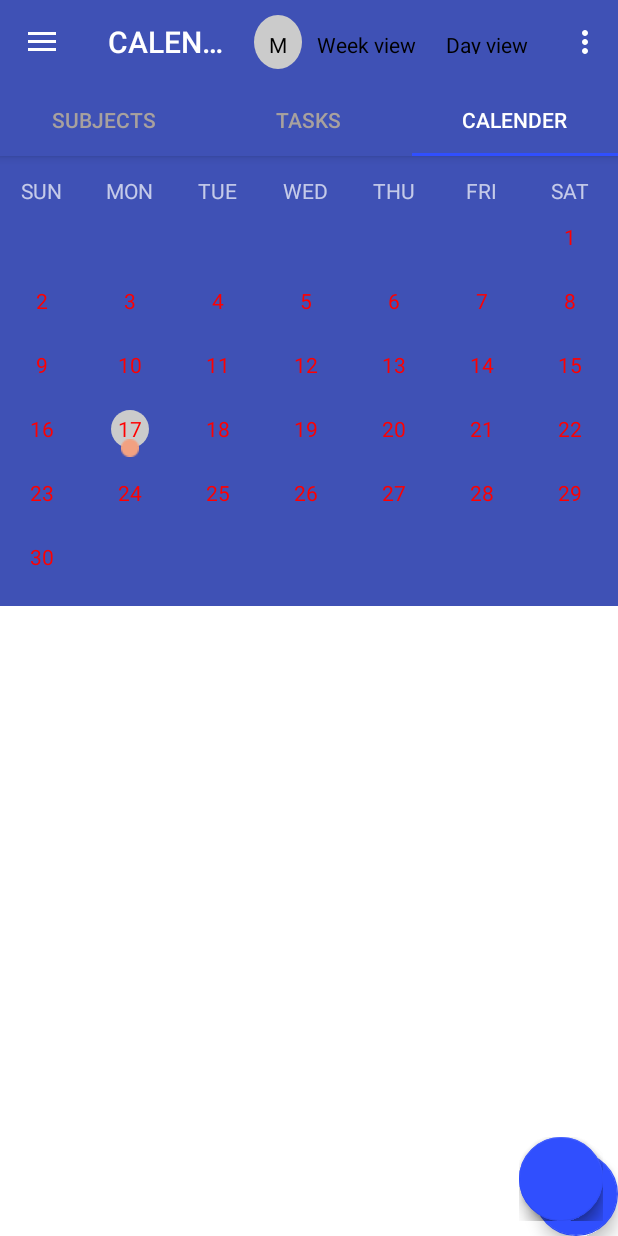
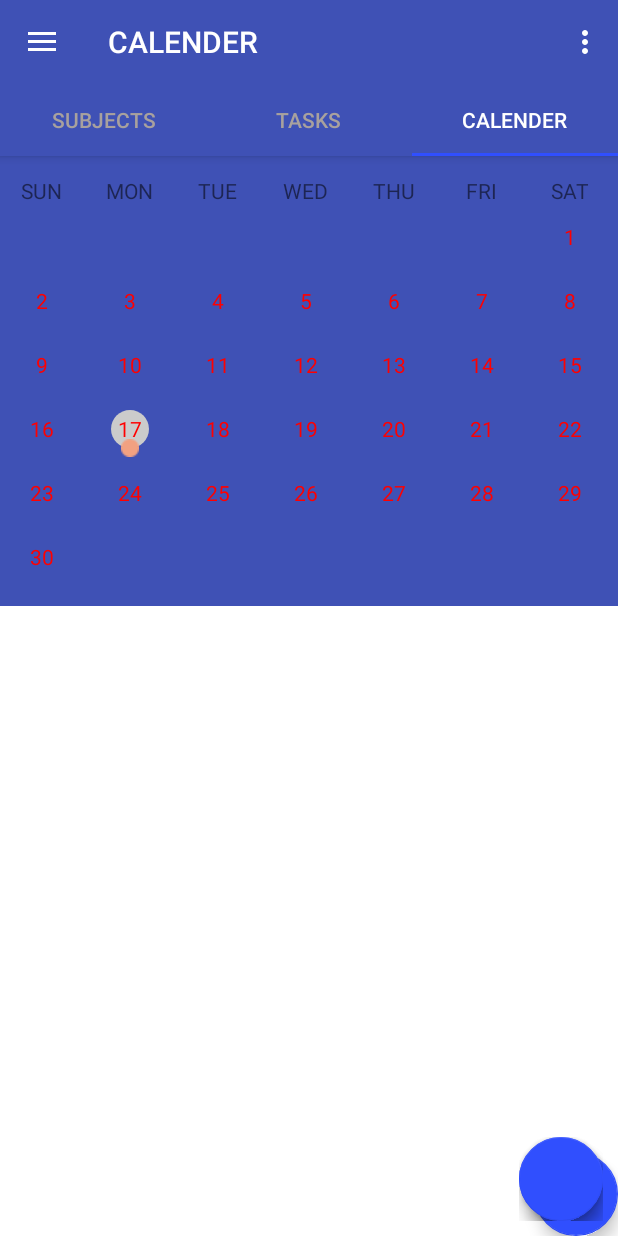
Before and after one commit to NaturallyAsh/School-Scheduler, an Android app: the screen it shows after launch (OverviewActivity), tab 3 chosen, on a phone screen of 412 x 824 dp. Run offline under Robolectric (Android 15) with nearby library versions, the light colour scheme and no system bars; libraries missing offline, so code that uses them is left out: com.github.clans.fab, pub.devrel.easypermissions; plain views replace FloatingActionButton, FloatingActionMenu; 21 statements that could not run were skipped.

Commit message:
continuing work on calendar

```diff
--- a/app/src/main/java/com/example/ashleighwilson/schoolscheduler/CalenderFrag.java
+++ b/app/src/main/java/com/example/ashleighwilson/schoolscheduler/CalenderFrag.java
@@ -138,20 +138,20 @@ public class CalenderFrag extends Fragment
     public void onResume()
     {
         super.onResume();
-        refreshCalendar();
+        //refreshCalendar();
     }
 
     @Override
     public void onPause()
     {
         super.onPause();
-        refreshCalendar();
+        //refreshCalendar();
     }
 
     @Override
     public void onCreateOptionsMenu(Menu menu, MenuInflater inflater)
     {
-        inflater.inflate(R.menu.calendar, menu);
-        super.onCreateOptionsMenu(menu, inflater);
+        //inflater.inflate(R.menu.calendar, menu);
+        //super.onCreateOptionsMenu(menu, inflater);
     }
 }
--- a/app/src/main/java/com/example/ashleighwilson/schoolscheduler/OverviewActivity.java
+++ b/app/src/main/java/com/example/ashleighwilson/schoolscheduler/OverviewActivity.java
@@ -14,6 +14,7 @@ import android.support.v7.app.AppCompatActivity;
 import android.support.v7.widget.Toolbar;
 import android.view.Menu;
 import android.view.MenuItem;
+import android.support.design.widget.AppBarLayout;
 import android.view.View;
 import android.widget.Toast;
 
@@ -31,8 +32,7 @@ public class OverviewActivity extends AppCompatActivity
     CharSequence tabTitles[] = {"SUBJECTS", "TASKS", "CALENDER"};
     int numOfTabs = 3;
     ViewPagerAdapter adapter;
-    ActionBar actionBar;
-
+    AppBarLayout appBarLayout;
 
 
     @Override
@@ -42,6 +42,8 @@ public class OverviewActivity extends AppCompatActivity
 
         final Toolbar toolbar = findViewById(R.id.main_toolbar);
         setSupportActionBar(toolbar);
+
+        appBarLayout = findViewById(R.id.main_appBar);
 
         final ViewPager viewPager = findViewById(R.id.viewpager);
 
@@ -61,14 +63,14 @@ public class OverviewActivity extends AppCompatActivity
         setupDrawerContent(mNavigationView);
 
         viewPager.addOnPageChangeListener(new TabLayout.TabLayoutOnPageChangeListener(tabLayout));
-        viewPager.setOffscreenPageLimit(3);
+        viewPager.setOffscreenPageLimit(2);
         tabLayout.addOnTabSelectedListener(new TabLayout.OnTabSelectedListener() {
             @Override
             public void onTabSelected(TabLayout.Tab tab)
             {
                 viewPager.setCurrentItem(tab.getPosition());
                 toolbar.setTitle(adapter.getPageTitle(tab.getPosition()));
-                //invalidateFragmentMenus(tab.getPosition());
+                invalidateFragmentMenus(tab.getPosition());
             }
 
             @Override
@@ -107,11 +109,12 @@ public class OverviewActivity extends AppCompatActivity
     @Override
     public boolean onCreateOptionsMenu(Menu menu) {
         // Inflate the menu; this adds items to the action bar if it is present.
+        //appBarLayout.setVisibility(View.INVISIBLE);
         //getMenuInflater().inflate(R.menu.main_nav, menu);
-        return true;
+        return false;
     }
 
-    /*@Override
+    @Override
     public boolean onOptionsItemSelected(MenuItem item) {
         // Handle action bar item clicks here. The action bar will
         // automatically handle clicks on the Home/Up button, so long
@@ -119,12 +122,12 @@ public class OverviewActivity extends AppCompatActivity
         int id = item.getItemId();
 
         //noinspection SimplifiableIfStatement
-        if (id == R.id.action_settings) {
-            return true;
-        }
+        //if (id == R.id.action_settings) {
+          //  return true;
+        //}
 
         return super.onOptionsItemSelected(item);
-    } */
+    }
 
     private void setupDrawerContent(NavigationView navigationView)
     {
--- a/app/src/main/java/com/example/ashleighwilson/schoolscheduler/WeekViewFragment.java
+++ b/app/src/main/java/com/example/ashleighwilson/schoolscheduler/WeekViewFragment.java
@@ -1,5 +1,6 @@
 package com.example.ashleighwilson.schoolscheduler;
 
+import android.app.ActionBar;
 import android.app.Activity;
 import android.app.AlertDialog;
 import android.app.FragmentManager;
@@ -8,6 +9,7 @@ import android.content.Intent;
 import android.graphics.RectF;
 import android.os.Bundle;
 import android.support.design.widget.AppBarLayout;
+import android.support.design.widget.CollapsingToolbarLayout;
 import android.support.design.widget.FloatingActionButton;
 import android.support.v4.app.Fragment;
 import android.support.v4.app.FragmentTransaction;
@@ -16,6 +18,7 @@ import android.support.v4.view.MenuItemCompat;
 import android.support.v4.view.ViewCompat;
 import android.support.v7.widget.LinearLayoutManager;
 import android.support.v7.widget.RecyclerView;
+import android.support.v7.widget.Toolbar;
 import android.util.TypedValue;
 import android.view.LayoutInflater;
 import android.view.Menu;
@@ -63,13 +66,15 @@ public abstract class WeekViewFragment extends Fragment implements WeekView.Even
     private EventAdapter eventAdapter;
     private AppBarLayout mAppBarLayout;
     TextView monthView, weekView, dayView;
-
+    MenuInflater inflater;
+    Toolbar toolbar;
 
     @Override
     public void onCreate(Bundle savedInstanceState)
     {
         super.onCreate(savedInstanceState);
         //setHasOptionsMenu(true);
+
     }
 
     @Override
@@ -78,6 +83,8 @@ public abstract class WeekViewFragment extends Fragment implements WeekView.Even
 
     {
         rootView = inflater.inflate(R.layout.week_view_fragment, container, false);
+
+        toolbar = (Toolbar)getActivity().findViewById(R.id.week_toolbar);
 
         mAppBarLayout = (AppBarLayout) rootView.findViewById(R.id.app_bar_cal);
 
@@ -160,7 +167,29 @@ public abstract class WeekViewFragment extends Fragment implements WeekView.Even
     public void onCreateOptionsMenu(Menu menu, MenuInflater inflater) {
         // Inflate the menu; this adds items to the action bar if it is present.
         inflater.inflate(R.menu.calendar, menu);
-        super.onCreateOptionsMenu(menu, inflater);
+
+        MenuItem actionViewItem = menu.findItem(R.id.calendar_action);
+
+        // Retrieve the action-view from menu
+
+        //View v = MenuItemCompat.getActionView(actionViewItem);
+        View v = (View) actionViewItem.getActionView();
+
+        // Find the button within action-view
+
+        monthView = (TextView) v.findViewById(R.id.month_view);
+        monthView.setOnClickListener(this);
+
+        weekView = (TextView) v.findViewById(R.id.week_view);
+        weekView.setOnClickListener(this);
+
+        dayView = (TextView) v.findViewById(R.id.day_view);
+        dayView.setOnClickListener(this);
+
+        monthView.setBackground(ContextCompat.getDrawable(getContext(), R.drawable.today));
+        weekView.setBackground(ContextCompat.getDrawable(getContext(), R.drawable.normal_day));
+        dayView.setBackground(ContextCompat.getDrawable(getContext(), R.drawable.normal_day));
+        //super.onCreateOptionsMenu(menu, inflater);
         //return true;
 
     }
@@ -211,29 +240,16 @@ public abstract class WeekViewFragment extends Fragment implements WeekView.Even
 
     @Override
     public void onPrepareOptionsMenu(Menu menu) {
-        MenuItem actionViewItem = menu.findItem(R.id.calendar_action);
 
-        // Retrieve the action-view from menu
 
-        //View v = MenuItemCompat.getActionView(actionViewItem);
-        View v = (View) actionViewItem.getActionView();
+        //super.onPrepareOptionsMenu(menu);
+    }
 
-        // Find the button within action-view
-
-        monthView = (TextView) v.findViewById(R.id.month_view);
-        monthView.setOnClickListener(this);
-
-        weekView = (TextView) v.findViewById(R.id.week_view);
-        weekView.setOnClickListener(this);
-
-        dayView = (TextView) v.findViewById(R.id.day_view);
-        dayView.setOnClickListener(this);
-
-        monthView.setBackground(ContextCompat.getDrawable(getContext(), R.drawable.today));
-        weekView.setBackground(ContextCompat.getDrawable(getContext(), R.drawable.normal_day));
-        dayView.setBackground(ContextCompat.getDrawable(getContext(), R.drawable.normal_day));
-
-        super.onPrepareOptionsMenu(menu);
+    @Override
+    public void onPause()
+    {
+        super.onPause();
+        //mAppBarLayout.setVisibility(View.GONE);
     }
 
     @Override
--- a/app/src/main/res/layout/activity_overview.xml
+++ b/app/src/main/res/layout/activity_overview.xml
@@ -7,6 +7,7 @@
     tools:context=".OverviewActivity">
 
     <android.support.design.widget.AppBarLayout
+        android:id="@+id/main_appBar"
         android:layout_width="match_parent"
         android:layout_height="wrap_content"
         android:theme="@style/AppTheme.AppBarOverlay">
--- a/app/src/main/res/layout/week_view_fragment.xml
+++ b/app/src/main/res/layout/week_view_fragment.xml
@@ -12,7 +12,7 @@
         android:id="@+id/app_bar_cal"
         android:layout_width="match_parent"
         android:layout_height="wrap_content"
-        android:theme="@style/Base.ThemeOverlay.AppCompat.Dark.ActionBar">
+        android:theme="@style/AppTheme.NoActionBar">
 
     <android.support.design.widget.CollapsingToolbarLayout
         android:id="@+id/collapseTool"
--- a/app/src/main/res/menu/calendar.xml
+++ b/app/src/main/res/menu/calendar.xml
@@ -8,5 +8,5 @@
         android:title="@string/action_today"
         android:orderInCategory="100"
         app:actionLayout="@layout/header_layout"
-        app:showAsAction="ifRoom"/>
+        app:showAsAction="collapseActionView"/>
 </menu>
```
